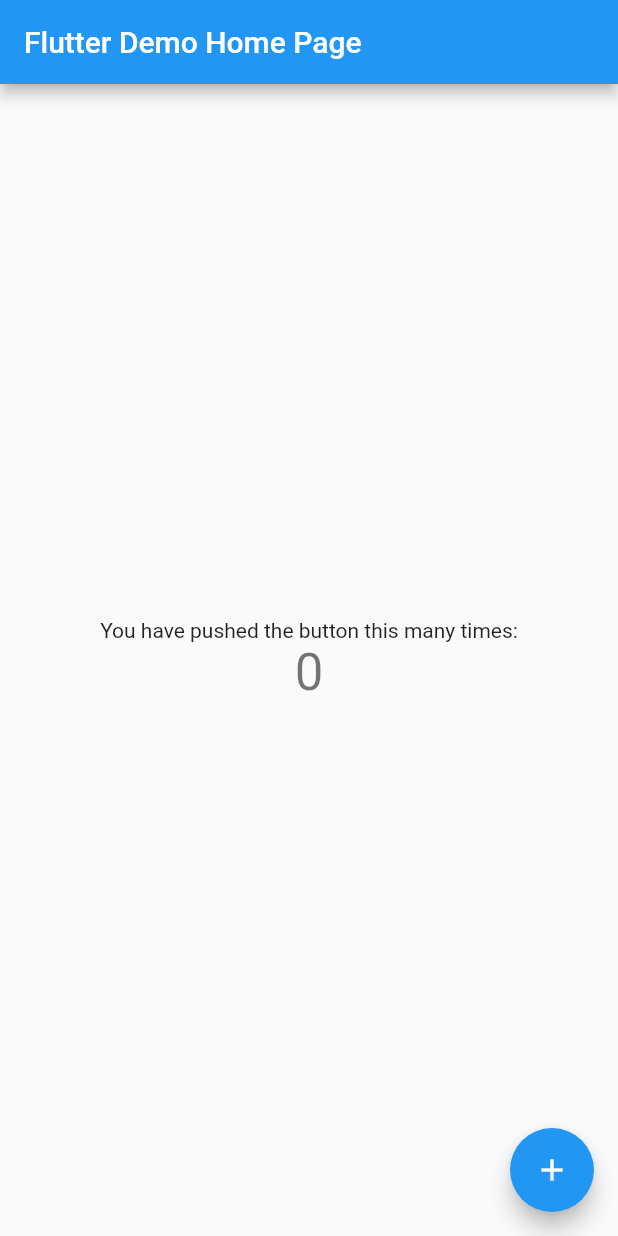
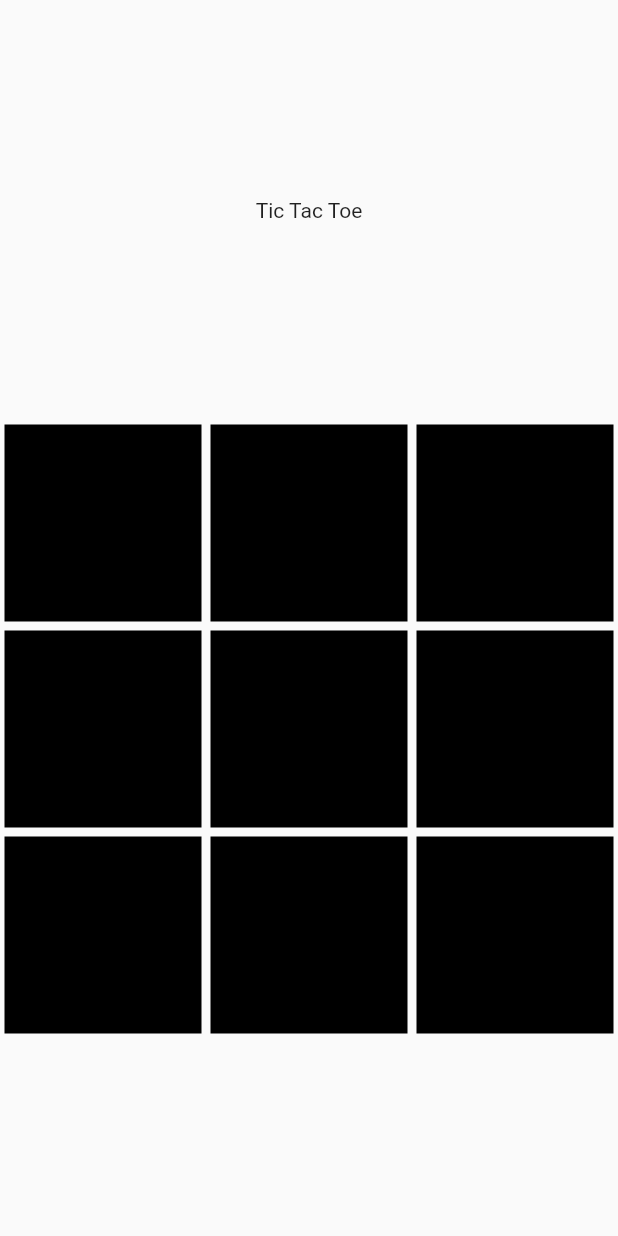
Before and after one commit to harshb-15/TicTacToe, a Flutter app: the screen it shows after launch, on a phone screen of 412 x 824 dp. Run offline on Flutter 3.47's test engine with Material 2 defaults, Android fonts, the phone set to English and light mode, and no system bars.

Commit message:
working done

```diff
--- a/lib/main.dart
+++ b/lib/main.dart
@@ -1,4 +1,8 @@
 import 'package:flutter/material.dart';
+import 'package:tictactoe/providers/box_data.dart';
+import 'package:tictactoe/widgets/box_grid.dart';
+import 'package:provider/provider.dart';
+import 'package:tictactoe/pages/win.dart';
 
 void main() {
   runApp(const MyApp());
@@ -12,104 +16,31 @@ class MyApp extends StatelessWidget {
   Widget build(BuildContext context) {
     return MaterialApp(
       title: 'Flutter Demo',
-      theme: ThemeData(
-        // This is the theme of your application.
-        //
-        // Try running your application with "flutter run". You'll see the
-        // application has a blue toolbar. Then, without quitting the app, try
-        // changing the primarySwatch below to Colors.green and then invoke
-        // "hot reload" (press "r" in the console where you ran "flutter run",
-        // or simply save your changes to "hot reload" in a Flutter IDE).
-        // Notice that the counter didn't reset back to zero; the application
-        // is not restarted.
-        primarySwatch: Colors.blue,
-      ),
-      home: const MyHomePage(title: 'Flutter Demo Home Page'),
+      home: const MyHomePage(),
+      routes: {
+        WinPage().routname: (context) => WinPage(),
+      },
     );
   }
 }
 
-class MyHomePage extends StatefulWidget {
-  const MyHomePage({Key? key, required this.title}) : super(key: key);
-
-  // This widget is the home page of your application. It is stateful, meaning
-  // that it has a State object (defined below) that contains fields that affect
-  // how it looks.
-
-  // This class is the configuration for the state. It holds the values (in this
-  // case the title) provided by the parent (in this case the App widget) and
-  // used by the build method of the State. Fields in a Widget subclass are
-  // always marked "final".
-
-  final String title;
-
-  @override
-  State<MyHomePage> createState() => _MyHomePageState();
-}
-
-class _MyHomePageState extends State<MyHomePage> {
-  int _counter = 0;
-
-  void _incrementCounter() {
-    setState(() {
-      // This call to setState tells the Flutter framework that something has
-      // changed in this State, which causes it to rerun the build method below
-      // so that the display can reflect the updated values. If we changed
-      // _counter without calling setState(), then the build method would not be
-      // called again, and so nothing would appear to happen.
-      _counter++;
-    });
-  }
+class MyHomePage extends StatelessWidget {
+  const MyHomePage({Key? key}) : super(key: key);
 
   @override
   Widget build(BuildContext context) {
-    // This method is rerun every time setState is called, for instance as done
-    // by the _incrementCounter method above.
-    //
-    // The Flutter framework has been optimized to make rerunning build methods
-    // fast, so that you can just rebuild anything that needs updating rather
-    // than having to individually change instances of widgets.
-    return Scaffold(
-      appBar: AppBar(
-        // Here we take the value from the MyHomePage object that was created by
-        // the App.build method, and use it to set our appbar title.
-        title: Text(widget.title),
-      ),
-      body: Center(
-        // Center is a layout widget. It takes a single child and positions it
-        // in the middle of the parent.
-        child: Column(
-          // Column is also a layout widget. It takes a list of children and
-          // arranges them vertically. By default, it sizes itself to fit its
-          // children horizontally, and tries to be as tall as its parent.
-          //
-          // Invoke "debug painting" (press "p" in the console, choose the
-          // "Toggle Debug Paint" action from the Flutter Inspector in Android
-          // Studio, or the "Toggle Debug Paint" command in Visual Studio Code)
-          // to see the wireframe for each widget.
-          //
-          // Column has various properties to control how it sizes itself and
-          // how it positions its children. Here we use mainAxisAlignment to
-          // center the children vertically; the main axis here is the vertical
-          // axis because Columns are vertical (the cross axis would be
-          // horizontal).
-          mainAxisAlignment: MainAxisAlignment.center,
-          children: <Widget>[
-            const Text(
-              'You have pushed the button this many times:',
+    return SafeArea(
+      child: ChangeNotifierProvider.value(
+        value: BoxData(),
+        child: Scaffold(
+          body: Container(
+            child: Column(
+              mainAxisAlignment: MainAxisAlignment.spaceEvenly,
+              children: [Text("Tic Tac Toe"), BoxGrid()],
             ),
-            Text(
-              '$_counter',
-              style: Theme.of(context).textTheme.headline4,
-            ),
-          ],
+          ),
         ),
       ),
-      floatingActionButton: FloatingActionButton(
-        onPressed: _incrementCounter,
-        tooltip: 'Increment',
-        child: const Icon(Icons.add),
-      ), // This trailing comma makes auto-formatting nicer for build methods.
     );
   }
 }
--- /dev/null
+++ b/lib/widgets/box_grid.dart
@@ -0,0 +1,28 @@
+import 'package:flutter/material.dart';
+import 'package:tictactoe/pages/win.dart';
+import 'package:tictactoe/providers/box_data.dart';
+import 'package:tictactoe/widgets/tic_box.dart';
+import 'package:provider/provider.dart';
+
+class BoxGrid extends StatelessWidget {
+  const BoxGrid({Key? key}) : super(key: key);
+
+  @override
+  Widget build(BuildContext context) {
+    final wholeData = Provider.of<BoxData>(context);
+    final data = wholeData.data;
+    // print(data);
+    // print("Build Called");
+    return wholeData.won == false
+        ? GridView.builder(
+            shrinkWrap: true,
+            itemCount: data.length,
+            gridDelegate:
+                SliverGridDelegateWithFixedCrossAxisCount(crossAxisCount: 3),
+            itemBuilder: (BuildContext context, int index) {
+              return TicBox(data[index], index);
+            },
+          )
+        : WinPage();
+  }
+}
--- /dev/null
+++ b/lib/widgets/tic_box.dart
@@ -0,0 +1,77 @@
+import 'package:flutter/material.dart';
+import 'package:provider/provider.dart';
+import 'package:tictactoe/providers/box_data.dart';
+
+class TicBox extends StatelessWidget {
+  final int tp, id;
+  Color clr = Colors.white;
+
+  TicBox(this.tp, this.id, {Key? key}) : super(key: key);
+
+  void changeColor() {
+    if (tp == 0) {
+      clr = Colors.red;
+    } else if (tp == 1) {
+      clr = Colors.yellow;
+    } else {
+      clr = Colors.black;
+    }
+  }
+
+  @override
+  Widget build(BuildContext context) {
+    changeColor();
+    final data = Provider.of<BoxData>(context, listen: false);
+    return GestureDetector(
+      onTap: () {
+        data.changeData(id);
+      },
+      child: Container(
+        width: 10,
+        height: 10,
+        color: clr,
+        margin: EdgeInsets.all(3),
+      ),
+    );
+  }
+}
+
+// class TicBox extends StatefulWidget {
+//   int tp, id;
+//   Color clr = Colors.white;
+//
+//   TicBox(this.tp, this.id, {Key? key}) : super(key: key);
+//
+//   @override
+//   State<TicBox> createState() => _TicBoxState();
+// }
+//
+// class _TicBoxState extends State<TicBox> {
+//   void changeColor() {
+//     if (widget.tp == 0) {
+//       widget.clr = Colors.red;
+//     } else if (widget.tp == 1) {
+//       widget.clr = Colors.yellow;
+//     } else {
+//       widget.clr = Colors.black;
+//     }
+//   }
+//
+//   @override
+//   Widget build(BuildContext context) {
+//     changeColor();
+//     final data = Provider.of<BoxData>(context, listen: false);
+//     return GestureDetector(
+//       onTap: () {
+//         print("tapped");
+//         data.changeData(widget.id);
+//       },
+//       child: Container(
+//         width: 10,
+//         height: 10,
+//         color: widget.clr,
+//         margin: EdgeInsets.all(3),
+//       ),
+//     );
+//   }
+// }
--- a/pubspec.yaml
+++ b/pubspec.yaml
@@ -34,6 +34,7 @@ dependencies:
   # The following adds the Cupertino Icons font to your application.
   # Use with the CupertinoIcons class for iOS style icons.
   cupertino_icons: ^1.0.2
+  provider: ^6.0.3
 
 dev_dependencies:
   flutter_test:
```
Also changed, not shown: lib/pages/win.dart (added, +29 -0 lines), lib/providers/box_data.dart (added, +73 -0 lines), pubspec.lock.
